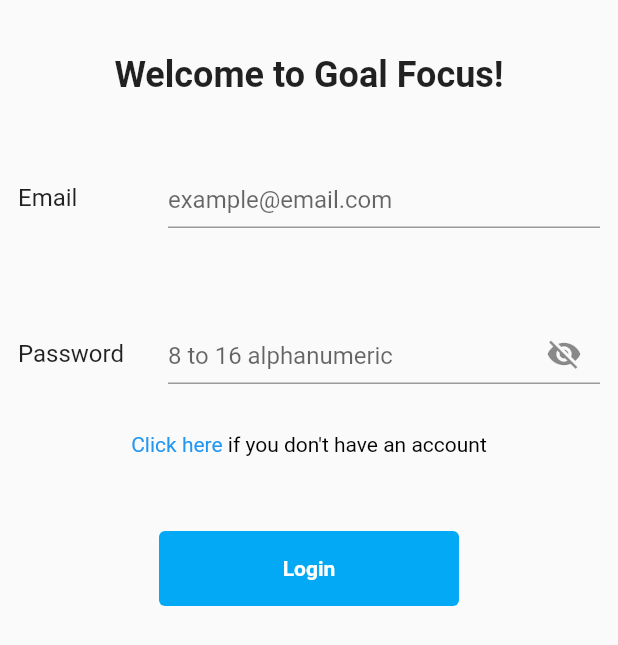
After one commit to ikejun0518/GoalFocus, a Flutter app: the LoginPageEn screen opened directly, after a tap on "Login", on a phone screen of 412 x 824 dp. The commit adds this screen. Shown: the top 645 px of the screen. Run offline on Flutter 3.47's test engine with Material 2 defaults, Android fonts, the phone set to English and light mode, and no system bars; our stand-ins replace cloud_firestore, firebase_auth, firebase_core, table_calendar; accounts and stored records are empty; network calls fail.

Commit message:
third commit

```diff
--- a/lib/View/account/create_account_page_en.dart
+++ b/lib/View/account/create_account_page_en.dart
@@ -1,7 +1,7 @@
 import 'package:firebase_auth/firebase_auth.dart';
 import 'package:flutter/gestures.dart';
 import 'package:flutter/material.dart';
-import 'package:flutter_application_1/View/account/login_page.dart';
+import 'package:flutter_application_1/View/account/login_page_en.dart';
 import 'package:flutter_application_1/View/calendar.dart';
 import 'package:flutter_application_1/model/account.dart';
 import 'package:flutter_application_1/utils/authentication.dart';
@@ -214,7 +214,7 @@ class _CreateAccountPageState extends State<CreateAccountPageEn> {
                                         context,
                                         MaterialPageRoute(
                                             builder: (context) =>
-                                                const LoginPage()));
+                                                const LoginPageEn()));
                                   }),
                             const TextSpan(text: ' if you have an account'),
                           ])),
--- a/lib/View/account/login_page.dart
+++ /dev/null
@@ -1,15 +0,0 @@
-import 'package:flutter/material.dart';
-
-class LoginPage extends StatefulWidget {
-  const LoginPage({super.key});
-
-  @override
-  State<LoginPage> createState() => _LoginPageState();
-}
-
-class _LoginPageState extends State<LoginPage> {
-  @override
-  Widget build(BuildContext context) {
-    return Scaffold();
-  }
-}
--- /dev/null
+++ b/lib/View/account/login_page_en.dart
@@ -0,0 +1,162 @@
+import 'package:firebase_auth/firebase_auth.dart';
+import 'package:flutter/gestures.dart';
+import 'package:flutter/material.dart';
+import 'package:flutter_application_1/View/account/create_account_page_en.dart';
+import 'package:flutter_application_1/utils/firestore/user_firestore.dart';
+
+import '../../utils/authentication.dart';
+import '../calendar.dart';
+
+class LoginPageEn extends StatefulWidget {
+  const LoginPageEn({super.key});
+
+  @override
+  State<LoginPageEn> createState() => _LoginPageEnState();
+}
+
+class _LoginPageEnState extends State<LoginPageEn> {
+  TextEditingController emailController = TextEditingController();
+  TextEditingController passController = TextEditingController();
+
+  bool _checkpass = true;
+
+  @override
+  Widget build(BuildContext context) {
+    return Scaffold(
+        body: SafeArea(
+      child: Column(
+        children: [
+          const SizedBox(
+            height: 100,
+            child: Center(
+                child: Text(
+              'Welcome to Goal Focus!',
+              style: TextStyle(fontSize: 24, fontWeight: FontWeight.bold),
+            )),
+          ),
+          Padding(
+            padding: const EdgeInsets.all(12.0),
+            child: SizedBox(
+              height: 40,
+              child: Row(
+                children: [
+                  const SizedBox(
+                    width: 100,
+                    child: Text(
+                      'Email',
+                      style: TextStyle(fontSize: 16),
+                    ),
+                  ),
+                  Expanded(
+                    child: SizedBox(
+                      child: TextField(
+                        controller: emailController,
+                        decoration: const InputDecoration(
+                            hintText: 'example@email.com'),
+                      ),
+                    ),
+                  ),
+                ],
+              ),
+            ),
+          ),
+          const SizedBox(
+            height: 40,
+          ),
+          Padding(
+            padding: const EdgeInsets.all(12.0),
+            child: SizedBox(
+              height: 40,
+              child: Row(
+                children: [
+                  const SizedBox(
+                    width: 100,
+                    child: Text(
+                      'Password',
+                      style: TextStyle(fontSize: 16),
+                    ),
+                  ),
+                  Expanded(
+                    child: SizedBox(
+                      child: TextField(
+                        obscureText: _checkpass,
+                        controller: passController,
+                        decoration: InputDecoration(
+                            suffixIcon: IconButton(
+                              icon: Icon(_checkpass
+                                  ? Icons.visibility_off
+                                  : Icons.visibility),
+                              onPressed: () {
+                                setState(() {
+                                  _checkpass = !_checkpass;
+                                });
+                              },
+                            ),
+                            hintText: '8 to 16 alphanumeric'),
+                      ),
+                    ),
+                  ),
+                ],
+              ),
+            ),
+          ),
+          const SizedBox(
+            height: 20,
+          ),
+          SizedBox(
+            child: Center(
+              child: RichText(
+                  text: TextSpan(
+                      style: const TextStyle(color: Colors.black),
+                      children: [
+                    TextSpan(
+                        text: 'Click here',
+                        style: const TextStyle(color: Colors.blue),
+                        recognizer: TapGestureRecognizer()
+                          ..onTap = () {
+                            Navigator.push(
+                                context,
+                                MaterialPageRoute(
+                                    builder: (context) => const CreateAccountPageEn()));
+                          }),
+                    const TextSpan(text: ' if you don\'t have an account'),
+                  ])),
+            ),
+          ),
+          const SizedBox(
+            height: 50,
+          ),
+          TextButton(
+            style: TextButton.styleFrom(
+                backgroundColor: Colors.lightBlue,
+                minimumSize: const Size(200, 50)),
+            child: const Text(
+              'Login',
+              style: TextStyle(
+                color: Colors.white,
+                fontWeight: FontWeight.bold,
+              ),
+            ),
+            onPressed: () async {
+              var result = await Authentication.emailSignIn(
+                  email: emailController.text, pass: passController.text);
+              if (result is UserCredential) {
+                if (result.user != null) {
+                  // ignore: no_leading_underscores_for_local_identifiers
+                  var _result = await UserFirestore.getUser(result.user!.uid);
+                  if (_result == true) {
+                    // ignore: use_build_context_synchronously
+                    Navigator.push(
+                        context,
+                        MaterialPageRoute(
+                            builder: ((context) => const Calendar())));
+                  }
+                }
+              }
+            },
+          ),
+        ],
+      ),
+    ));
+  }
+}
--- a/lib/View/calendar.dart
+++ b/lib/View/calendar.dart
@@ -19,7 +19,7 @@ class _CalendarState extends State<Calendar> {
     return SafeArea(
       child: Scaffold(
         appBar: AppBar(),
-        drawer: WidgetUtils.createDrawer(context),
+        drawer: WidgetUtils.createDrawerEn(context),
         body: Column(
           children: [
             TableCalendar(
--- a/lib/View/make_goal.dart
+++ b/lib/View/make_goal.dart
@@ -1,4 +1,5 @@
 import 'package:flutter/material.dart';
+import 'package:flutter_application_1/utils/widget_utils.dart';
 
 class MakeGoal extends StatefulWidget {
   const MakeGoal({super.key});
@@ -11,7 +12,12 @@ class _MakeGoalState extends State<MakeGoal> {
   @override
   Widget build(BuildContext context) {
     return Scaffold(
-      body: Container()
+      appBar: WidgetUtils.createAppBar('Set a Goal'),
+      body: Column(
+        children: [
+
+        ],
+      ),
     );
   }
 }
--- a/lib/utils/widget_utils.dart
+++ b/lib/utils/widget_utils.dart
@@ -1,4 +1,3 @@
-
 import 'package:flutter/material.dart';
 
 import '../View/make_goal.dart';
@@ -17,7 +16,7 @@ class WidgetUtils {
     );
   }
 
-  static Drawer createDrawer(context) {
+  static Drawer createDrawerEn(context) {
     return Drawer(
       child: ListView(
         padding: EdgeInsets.zero,
@@ -27,9 +26,10 @@ class WidgetUtils {
             child: Text('アカウント名等'),
           ),
           ListTile(
-            title: const Text('目標を設定する'),
+            title: const Text('Set a Goal'),
             onTap: () {
-              Navigator.push(context,MaterialPageRoute(builder: (context) => const MakeGoal()));
+              Navigator.push(context,
+                  MaterialPageRoute(builder: (context) => const MakeGoal()));
             },
           ),
         ],
```
